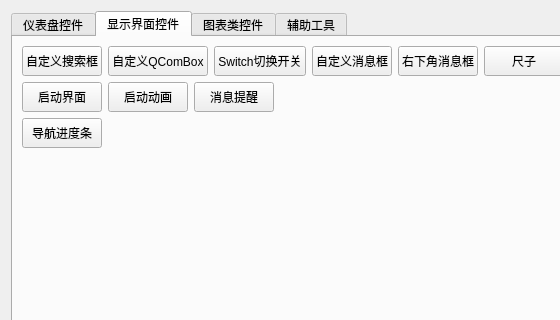
This is Exmaple/examplewidget.ui in kevinlq/LQFramKit as Qt 5 draws it before an edit; both pictures show x 0 to 560 and y 0 to 320 of the 697 by 578 pixel window. The edited form follows.
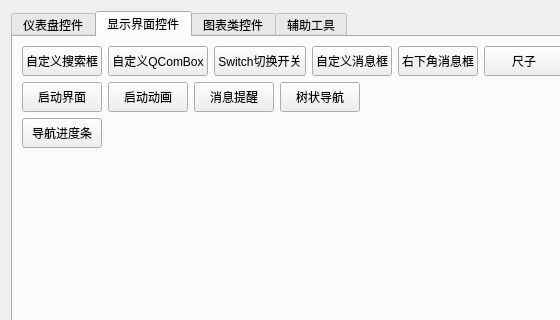
This is the edited form. The open tabs and pages were chosen to show the change.

Diff of the .ui file:
```diff
--- a/Exmaple/examplewidget.ui
+++ b/Exmaple/examplewidget.ui
@@ -370,6 +370,19 @@
              </property>
             </widget>
            </item>
+           <item>
+            <widget class="QPushButton" name="pushButton_25">
+             <property name="minimumSize">
+              <size>
+               <width>0</width>
+               <height>30</height>
+              </size>
+             </property>
+             <property name="text">
+              <string>树状导航</string>
+             </property>
+            </widget>
+           </item>
            <item>
             <spacer name="horizontalSpacer_2">
              <property name="orientation">
```
Left out of the diff: 2 changed lines with no effect on the pictures.
